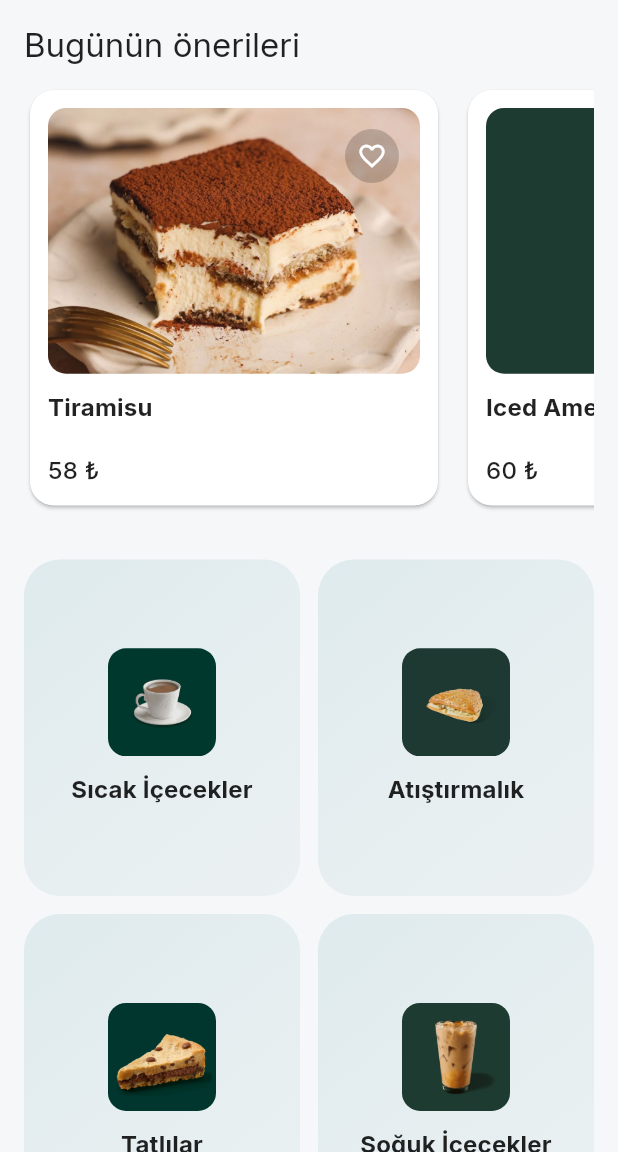
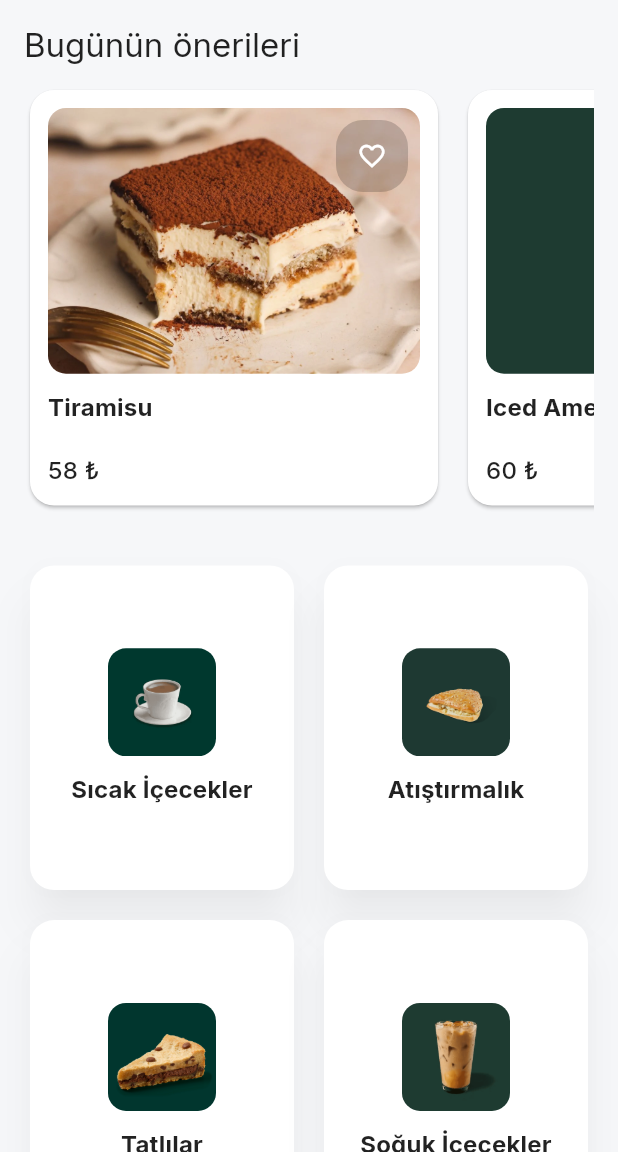
Before and after one commit to hakanaydinnn/campus-cafe-flutter-app, a Flutter app: the screen it shows after launch, on a phone screen of 412 x 824 dp, the part 84-1236 px from its top. Run offline on Flutter 3.47's test engine with Material 3 defaults, Android fonts, the phone set to English and light mode, and no system bars; our stand-ins replace flutter_svg, go_router, google_fonts.

Commit message:
Add new animations & new layer design

```diff
--- a/lib/screens/category_screen.dart
+++ b/lib/screens/category_screen.dart
@@ -10,8 +10,14 @@ class CategoryScreen extends StatelessWidget {
   Widget build(BuildContext context) {
     final items = products.where((p) => p.categoryId == categoryId).toList();
     final title = categories.firstWhere((c) => c.id == categoryId).title;
+
     return Scaffold(
-      appBar: AppBar(title: Text(title)),
+      appBar: AppBar(
+        title: Text(title),
+        backgroundColor: Theme.of(context).colorScheme.surface,
+        surfaceTintColor: Colors.transparent,
+        elevation: 0,
+      ),
       body: GridView.builder(
         padding: const EdgeInsets.all(16),
         gridDelegate: const SliverGridDelegateWithFixedCrossAxisCount(
--- a/lib/screens/favorites_screen.dart
+++ b/lib/screens/favorites_screen.dart
@@ -11,7 +11,12 @@ class FavoritesScreen extends StatelessWidget {
     final favorites = context.watch<FavoritesProvider>().favorites;
 
     return Scaffold(
-      appBar: AppBar(title: const Text('Favori Ürünler')),
+      appBar: AppBar(
+        title: const Text('Favori Ürünler'),
+        backgroundColor: Theme.of(context).colorScheme.surface,
+        surfaceTintColor: Colors.transparent,
+        elevation: 0,
+      ),
       body: favorites.isEmpty
           ? const Center(child: Text('Henüz favori ürün yok.'))
           : ListView.builder(
--- a/lib/screens/home_screen.dart
+++ b/lib/screens/home_screen.dart
@@ -5,6 +5,8 @@ import 'package:provider/provider.dart';
 import '../app/themes.dart';
 import '../data/sample_data.dart';
 import '../widgets/product_card.dart';
+import '../widgets/tap_scale.dart';
+import '../widgets/stagger_fade_in.dart';
 import 'package:flutter_svg/flutter_svg.dart';
 
 class HomeScreen extends StatelessWidget {
@@ -39,6 +41,7 @@ class HomeScreen extends StatelessWidget {
 
     return Scaffold(
       appBar: AppBar(
+        surfaceTintColor: Colors.transparent,
         title: SvgPicture.asset(
           'assets/images/campus_cafe_logo.svg',
           height: 56,
@@ -50,15 +53,23 @@ class HomeScreen extends StatelessWidget {
           ),
         ),
         actions: [
-          IconButton(
+          TapScale(
+            pressedScale: 0.9,
+            duration: const Duration(milliseconds: 80),
+            child: IconButton(
               tooltip: 'Favoriler',
               onPressed: () => context.push('/favorites'),
               icon: const Icon(Icons.favorite),
             ),
-          IconButton(
+          ),
+          TapScale(
+            pressedScale: 0.9,
+            duration: const Duration(milliseconds: 80),
+            child: IconButton(
               tooltip: 'Tema',
               onPressed: () => context.read<ThemeProvider>().toggle(),
               icon: const Icon(Icons.brightness_6),
+            ),
           ),
         ],
       ),
@@ -82,10 +93,15 @@ class HomeScreen extends StatelessWidget {
                       separatorBuilder: (_, __) => const SizedBox(width: 12),
                       itemBuilder: (context, index) {
                         final item = todaysSuggestions[index];
-                        return SizedBox(
+                        return StaggerFadeIn(
+                          index: index, // <- ListView.builder'daki index
+                          child: TapScale(
+                            child: SizedBox(
                               width: 280,
                               child: ProductCard(
                                   product: item, showDescription: false),
+                            ),
+                          ),
                         );
                       },
                     ),
@@ -109,38 +125,45 @@ class HomeScreen extends StatelessWidget {
               itemCount: categories.length,
               itemBuilder: (context, i) {
                 final c = categories[i];
-                return InkWell(
-                  borderRadius: BorderRadius.circular(24),
+                return StaggerFadeIn(
+                  index: i,
+                  child: TapScale(
+                    child: Card(
+                      elevation: 12,
+                      shadowColor: Colors.black.withOpacity(0.25),
+                      surfaceTintColor:
+                          Colors.transparent, // Material3 tint’i kapatır
+                      shape: RoundedRectangleBorder(
+                        borderRadius: BorderRadius.circular(16),
+                      ),
+                      child: InkWell(
+                        borderRadius: BorderRadius.circular(16),
+                        splashColor: Colors.transparent,
+                        highlightColor: Colors.transparent,
+                        overlayColor:
+                            MaterialStateProperty.all(Colors.transparent),
                         onTap: () => context.push('/category/${c.id}'),
-                  child: Ink(
-                    decoration: BoxDecoration(
-                      gradient: LinearGradient(
-                        colors: [
-                          Theme.of(context).colorScheme.primary.withAlpha(26),
-                          Theme.of(context).colorScheme.secondary.withAlpha(20),
-                        ],
-                        begin: Alignment.topLeft,
-                        end: Alignment.bottomRight,
-                      ),
-                      borderRadius: BorderRadius.circular(24),
-                    ),
+                        child: Padding(
+                          padding: const EdgeInsets.symmetric(
+                              vertical: 24, horizontal: 16),
                           child: Center(
                             child: Column(
                               mainAxisSize: MainAxisSize.min,
                               children: [
-                          _buildCategoryImage(c.image, size: 72), // 56 → 72
+                                _buildCategoryImage(c.image, size: 72),
                                 const SizedBox(height: 10),
                                 Text(
                                   c.title,
                                   style: Theme.of(context)
                                       .textTheme
                                       .titleMedium
-                                ?.copyWith(
-                                  fontWeight: FontWeight.bold,
-                                ),
+                                      ?.copyWith(fontWeight: FontWeight.bold),
                                   textAlign: TextAlign.center,
                                 ),
                               ],
+                            ),
+                          ),
+                        ),
                       ),
                     ),
                   ),
--- a/lib/screens/product_detail_screen.dart
+++ b/lib/screens/product_detail_screen.dart
@@ -8,7 +8,12 @@ class ProductDetailScreen extends StatelessWidget {
   @override
   Widget build(BuildContext context) {
     return Scaffold(
-      appBar: AppBar(title: Text(product.title)),
+      appBar: AppBar(
+        title: Text(product.title),
+        backgroundColor: Theme.of(context).colorScheme.surface,
+        surfaceTintColor: Colors.transparent,
+        elevation: 0,
+      ),
       body: SingleChildScrollView(
         padding: const EdgeInsets.all(24),
         child: Column(
@@ -27,24 +32,24 @@ class ProductDetailScreen extends StatelessWidget {
                 ),
               ),
             ),
-
             const SizedBox(height: 24),
             Text(
               product.title,
-              style: Theme.of(context).textTheme.titleMedium?.copyWith(fontWeight: FontWeight.bold,
-              ),
+              style: Theme.of(context).textTheme.titleMedium?.copyWith(
+                    fontWeight: FontWeight.bold,
+                  ),
             ),
-
             const SizedBox(height: 12),
-            Text(product.description, style: Theme.of(context).textTheme.bodyLarge),
-
+            Text(product.description,
+                style: Theme.of(context).textTheme.bodyLarge),
             const SizedBox(height: 24),
-            Text('Alerjen Bilgileri', style: Theme.of(context).textTheme.titleMedium),
+            Text('Alerjen Bilgileri',
+                style: Theme.of(context).textTheme.titleMedium),
             const SizedBox(height: 8),
-
             Card(
               elevation: 0,
-              shape: RoundedRectangleBorder(borderRadius: BorderRadius.circular(12)),
+              shape: RoundedRectangleBorder(
+                  borderRadius: BorderRadius.circular(12)),
               child: Padding(
                 padding: const EdgeInsets.all(8),
                 child: DataTable(
@@ -59,15 +64,16 @@ class ProductDetailScreen extends StatelessWidget {
                   rows: [
                     _row(context, 'Gluten', product.allergens.gluten),
                     _row(context, 'Laktoz', product.allergens.lactose),
-                    _row(context, 'Kuruyemiş (Tree nuts)', product.allergens.nuts),
-                    _row(context, 'Yer fıstığı (Peanut)', product.allergens.peanuts),
+                    _row(context, 'Kuruyemiş (Tree nuts)',
+                        product.allergens.nuts),
+                    _row(context, 'Yer fıstığı (Peanut)',
+                        product.allergens.peanuts),
                     _row(context, 'Soya', product.allergens.soy),
                     _row(context, 'Yumurta', product.allergens.egg),
                   ],
                 ),
               ),
             ),
-
             const SizedBox(height: 24),
             Text(
               '${product.price.toStringAsFixed(2)} ₺',
@@ -86,12 +92,14 @@ class ProductDetailScreen extends StatelessWidget {
 
     switch (status) {
       case AllergenStatus.contains:
-        icon = Icon(Icons.cancel, size: 18, color: Theme.of(context).colorScheme.error);
+        icon = Icon(Icons.cancel,
+            size: 18, color: Theme.of(context).colorScheme.error);
         text = 'İçerir';
         color = Theme.of(context).colorScheme.error;
         break;
       case AllergenStatus.mayContain:
-        icon = Icon(Icons.warning, size: 18, color: Theme.of(context).colorScheme.secondary);
+        icon = Icon(Icons.warning,
+            size: 18, color: Theme.of(context).colorScheme.secondary);
         text = 'İz miktarda içerebilir';
         color = Theme.of(context).colorScheme.secondary;
         break;
--- a/lib/widgets/product_card.dart
+++ b/lib/widgets/product_card.dart
@@ -3,6 +3,7 @@ import 'package:go_router/go_router.dart';
 import 'package:provider/provider.dart';
 import '../models/product.dart';
 import '../providers/favorites_provider.dart';
+import '../widgets/tap_scale.dart';
 
 class ProductCard extends StatelessWidget {
   final Product product;
@@ -21,6 +22,7 @@ class ProductCard extends StatelessWidget {
 
     return Card(
       shape: RoundedRectangleBorder(borderRadius: BorderRadius.circular(16)),
+      child: TapScale(
       child: InkWell(
         borderRadius: BorderRadius.circular(16),
         onTap: () => context.push('/product/${product.id}'),
@@ -52,26 +54,45 @@ class ProductCard extends StatelessWidget {
                         Positioned(
                           top: 8,
                           right: 8,
+                          child: AnimatedContainer(
+                            duration: const Duration(milliseconds: 180),
+                            curve: Curves.easeOut,
+                            decoration: BoxDecoration(
+                              color: (isFav
+                                  ? Colors.red.withOpacity(0.20)
+                                  : Colors.black.withOpacity(0.18)),
+                              borderRadius: BorderRadius.circular(18),
+                            ),
+                            child: AnimatedSwitcher(
+                              duration: const Duration(milliseconds: 180),
+                              transitionBuilder: (child, anim) {
+                                final curved = CurvedAnimation(
+                                    parent: anim, curve: Curves.easeOutBack);
+                                return ScaleTransition(
+                                    scale: curved, child: child);
+                              },
                               child: IconButton(
+                                key: ValueKey<bool>(
+                                    isFav),
                                 constraints: const BoxConstraints.tightFor(
                                     width: 36, height: 36),
                                 padding: EdgeInsets.zero,
-                            style: IconButton.styleFrom(
-                              backgroundColor: Colors.black.withOpacity(0.18),
-                            ),
                                 icon: Icon(
-                              isFav ? Icons.favorite : Icons.favorite_border,
+                                  isFav
+                                      ? Icons.favorite
+                                      : Icons.favorite_border,
                                   color: isFav ? Colors.red : Colors.white,
                                   size: 20,
                                 ),
                                 onPressed: () => favs.toggleFavorite(product),
                               ),
                             ),
+                          ),
+                        ),
                       ],
                     ),
                   ),
                 ),
-
                 const SizedBox(height: 10),
                 Text(
                   product.title,
@@ -81,7 +102,6 @@ class ProductCard extends StatelessWidget {
                         fontWeight: FontWeight.bold,
                       ),
                 ),
-
                 if (showDescription) ...[
                   const SizedBox(height: 4),
                   Text(
@@ -91,7 +111,6 @@ class ProductCard extends StatelessWidget {
                     style: Theme.of(context).textTheme.bodySmall,
                   ),
                 ],
-
                 const Spacer(),
                 Text(
                   '${product.price.toStringAsFixed(0)} ₺',
@@ -101,7 +120,7 @@ class ProductCard extends StatelessWidget {
             ),
           ),
         ),
-      ),
+      ),),
     );
   }
 }
--- /dev/null
+++ b/lib/widgets/stagger_fade_in.dart
@@ -0,0 +1,56 @@
+import 'package:flutter/material.dart';
+
+/// Liste/ızgara öğelerine girişte sırayla fade + aşağıdan kayma animasyonu.
+class StaggerFadeIn extends StatefulWidget {
+  final int index;
+  final Widget child;
+
+  /// Her öğe için animasyon süresi
+  final Duration duration;
+
+  /// Giriş gecikmesi için temel değer (null ise 60ms * index)
+  final Duration? baseDelay;
+
+  /// Aşağıdan kayma miktarı; 0.0 - 1.0 arası (piksel değil, slayt fraksiyonu)
+  final double slideFraction;
+
+  const StaggerFadeIn({
+    super.key,
+    required this.index,
+    required this.child,
+    this.duration = const Duration(milliseconds: 380),
+    this.baseDelay,
+    this.slideFraction = 0.06,
+  });
+
+  @override
+  State<StaggerFadeIn> createState() => _StaggerFadeInState();
+}
+
+class _StaggerFadeInState extends State<StaggerFadeIn> {
+  bool _visible = false;
+
+  @override
+  void initState() {
+    super.initState();
+    final delay = widget.baseDelay ?? Duration(milliseconds: 60 * widget.index);
+    Future.delayed(delay, () {
+      if (mounted) setState(() => _visible = true);
+    });
+  }
+
+  @override
+  Widget build(BuildContext context) {
+    return AnimatedSlide(
+      duration: widget.duration,
+      curve: Curves.easeOut,
+      offset: _visible ? Offset.zero : Offset(0, widget.slideFraction),
+      child: AnimatedOpacity(
+        duration: widget.duration,
+        curve: Curves.easeOut,
+        opacity: _visible ? 1 : 0,
+        child: widget.child,
+      ),
+    );
+  }
+}
--- /dev/null
+++ b/lib/widgets/tap_scale.dart
@@ -0,0 +1,39 @@
+import 'package:flutter/material.dart';
+
+class TapScale extends StatefulWidget {
+  final Widget child;
+  final double pressedScale;
+  final Duration duration;
+
+  const TapScale({
+    super.key,
+    required this.child,
+    this.pressedScale = 0.97,
+    this.duration = const Duration(milliseconds: 90),
+  });
+
+  @override
+  State<TapScale> createState() => _TapScaleState();
+}
+
+class _TapScaleState extends State<TapScale> {
+  double _scale = 1.0;
+
+  void _down(_) => setState(() => _scale = widget.pressedScale);
+  void _up([_]) => setState(() => _scale = 1.0);
+
+  @override
+  Widget build(BuildContext context) {
+    return Listener(
+      onPointerDown: _down,
+      onPointerUp: _up,
+      onPointerCancel: _up,
+      child: AnimatedScale(
+        scale: _scale,
+        duration: widget.duration,
+        curve: Curves.easeOut,
+        child: widget.child,
+      ),
+    );
+  }
+}
```
Also changed, not shown: 2 other files. Lines whose indentation alone changed are shown as unchanged.
